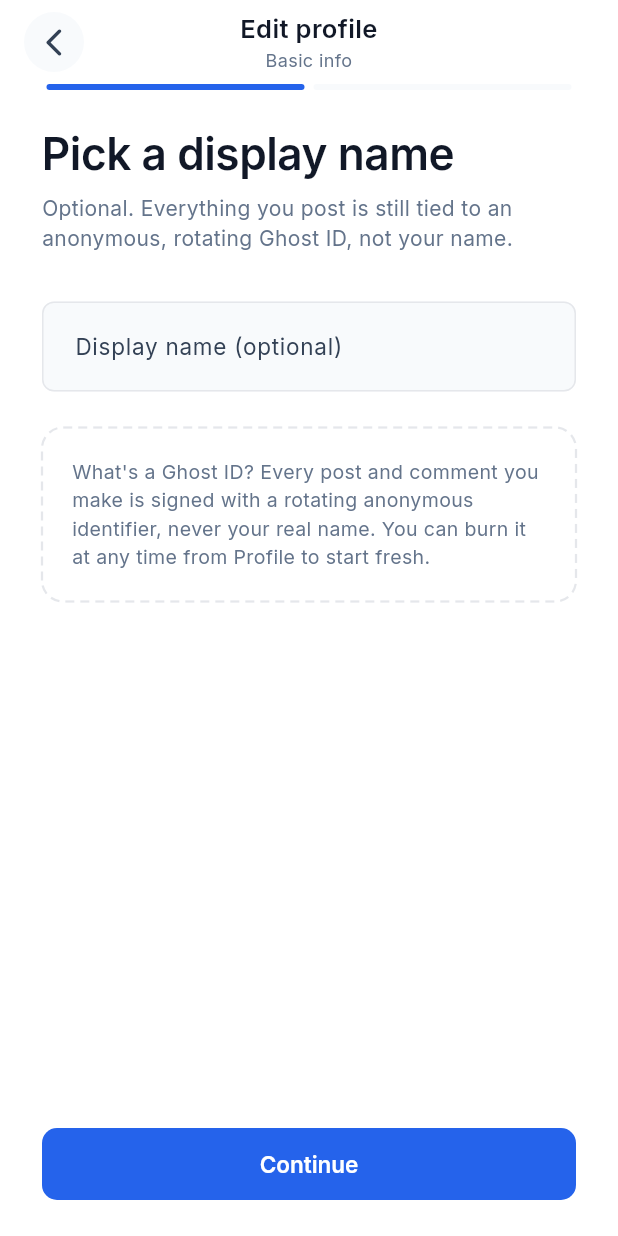
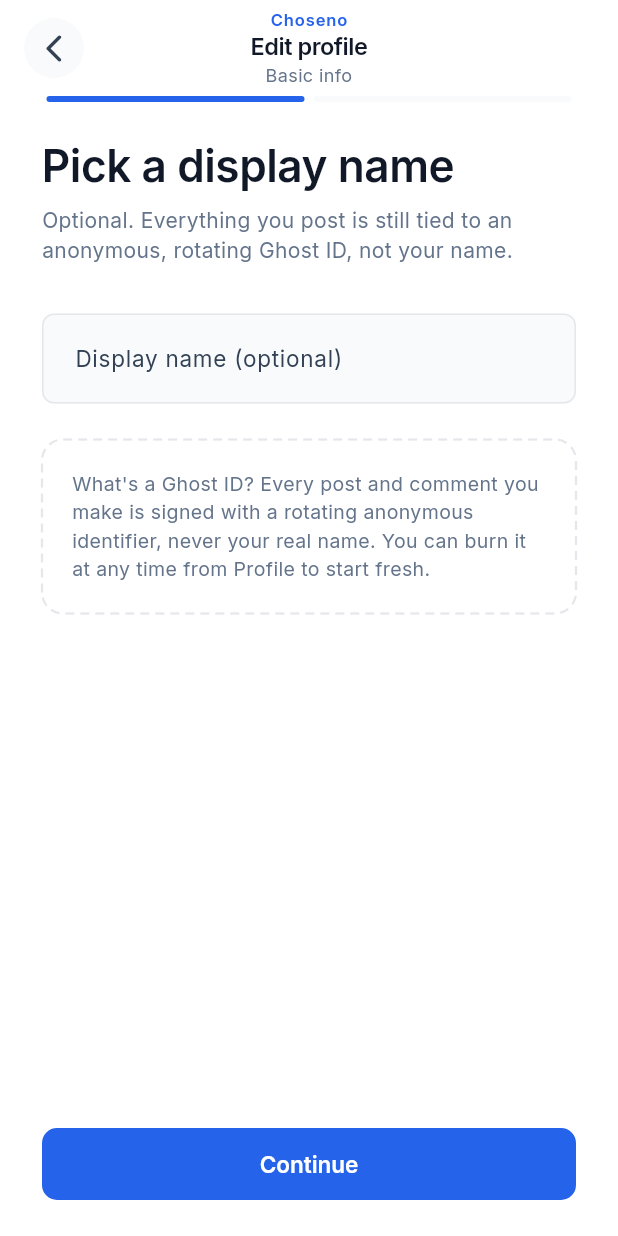
Before and after one commit to vmn2k4/srinath_choseno, a Flutter app: the EditProfileScreen screen opened by its route, on a phone screen of 412 x 824 dp. Run offline on Flutter 3.47's test engine with Material 3 defaults, Android fonts, the phone set to English and light mode, and no system bars; our stand-ins replace app_links, flutter_dotenv, flutter_map, flutter_riverpod, flutter_secure_storage, geolocator and 6 more; accounts and stored records are empty; network calls fail; project files that could hold a hidden picture were left out.

Commit message:
Mobile: brand 'Choseno' wordmark above the screen name on every app bar
Co-Authored-By: Claude Sonnet 5.5 <noreply@anthropic.com>

```diff
--- /dev/null
+++ b/mobile/lib/presentation/common/widgets/brand_title.dart
@@ -0,0 +1,61 @@
+// The app-bar title block: a small "Choseno" wordmark on top, then the screen
+// name (and an optional muted subtitle). Used by both ScreenHeader (tab
+// screens) and DetailAppBar (pushed screens) so the brand always precedes
+// the screen name.
+import 'package:flutter/material.dart';
+
+import '../../../core/theme/app_theme.dart';
+import '../../../core/theme/theme_config.dart';
+
+class BrandTitle extends StatelessWidget {
+  const BrandTitle({
+    super.key,
+    required this.title,
+    this.subtitle,
+    this.titleSize = 17,
+  });
+
+  final String title;
+  final String? subtitle;
+  final double titleSize;
+
+  @override
+  Widget build(BuildContext context) {
+    final palette = ChosenoTheme.of(context);
+    return Column(
+      mainAxisSize: MainAxisSize.min,
+      children: [
+        Text(
+          'Choseno',
+          maxLines: 1,
+          style: ChosenoTypography.body(
+            color: palette.primary,
+            fontWeight: FontWeight.w600,
+            fontSize: 11,
+          ).copyWith(letterSpacing: 0.6),
+        ),
+        Text(
+          title,
+          maxLines: 1,
+          overflow: TextOverflow.ellipsis,
+          textAlign: TextAlign.center,
+          style: ChosenoTypography.display(
+            color: palette.textMain,
+            fontSize: titleSize,
+          ),
+        ),
+        if (subtitle != null)
+          Text(
+            subtitle!,
+            maxLines: 1,
+            overflow: TextOverflow.ellipsis,
+            textAlign: TextAlign.center,
+            style: ChosenoTypography.body(
+              color: palette.textMuted,
+              fontSize: 12,
+            ),
+          ),
+      ],
+    );
+  }
+}
--- a/mobile/lib/presentation/common/widgets/detail_app_bar.dart
+++ b/mobile/lib/presentation/common/widgets/detail_app_bar.dart
@@ -13,11 +13,11 @@ import 'package:flutter/material.dart';
 import 'package:go_router/go_router.dart';
 
 import '../../../core/router/app_router.dart';
-import '../../../core/theme/app_theme.dart';
 import '../../../core/theme/theme_config.dart';
+import 'brand_title.dart';
 import 'screen_header.dart';
 
-const double _kBarHeight = 56;
+const double _kBarHeight = 64;
 
 class DetailAppBar extends StatelessWidget implements PreferredSizeWidget {
   const DetailAppBar({
@@ -51,7 +51,6 @@ class DetailAppBar extends StatelessWidget implements PreferredSizeWidget {
 
   @override
   Widget build(BuildContext context) {
-    final palette = ChosenoTheme.of(context);
     // Same inset on both sides keeps the title optically centred whether
     // there are zero, one or two trailing actions.
     final slots = actions.isEmpty ? 1 : actions.length;
@@ -66,37 +65,10 @@ class DetailAppBar extends StatelessWidget implements PreferredSizeWidget {
           child: Stack(
             alignment: Alignment.center,
             children: [
-              if (title != null)
-                Padding(
-                  padding: EdgeInsets.symmetric(horizontal: sideInset),
-                  child: Column(
-                    mainAxisSize: MainAxisSize.min,
-                    children: [
-                      Text(
-                        title!,
-                        maxLines: 1,
-                        overflow: TextOverflow.ellipsis,
-                        textAlign: TextAlign.center,
-                        style: ChosenoTypography.body(
-                          color: palette.textMain,
-                          fontWeight: FontWeight.w800,
-                          fontSize: 17,
-                        ),
-                      ),
-                      if (subtitle != null)
-                        Text(
-                          subtitle!,
-                          maxLines: 1,
-                          overflow: TextOverflow.ellipsis,
-                          textAlign: TextAlign.center,
-                          style: ChosenoTypography.body(
-                            color: palette.textMuted,
-                            fontSize: 12,
-                          ),
-                        ),
-                    ],
-                  ),
-                ),
+              Padding(
+                padding: EdgeInsets.symmetric(horizontal: sideInset),
+                child: BrandTitle(title: title ?? '', subtitle: subtitle),
+              ),
               Row(
                 children: [
                   HeaderIconButton(
--- a/mobile/lib/presentation/common/widgets/screen_header.dart
+++ b/mobile/lib/presentation/common/widgets/screen_header.dart
@@ -31,6 +31,7 @@ import '../../../core/utils/haptics.dart';
 import '../../../core/widgets/app_avatar.dart';
 import '../../../core/widgets/pressable.dart';
 import '../../features/profile/providers/profile_providers.dart';
+import 'brand_title.dart';
 
 /// Diameter shared by every circular control in the header, so the avatar,
 /// search and action buttons line up as one row.
@@ -56,7 +57,6 @@ class ScreenHeader extends ConsumerWidget implements PreferredSizeWidget {
 
   @override
   Widget build(BuildContext context, WidgetRef ref) {
-    final palette = ChosenoTheme.of(context);
     final avatarUrl = ref.watch(ownProfileProvider).value?.politicianAvatarUrl;
 
     // Room for two controls (2 × 40 + 8 gap) on each side of the title, so
@@ -74,16 +74,7 @@ class ScreenHeader extends ConsumerWidget implements PreferredSizeWidget {
               padding: const EdgeInsets.symmetric(
                 horizontal: titleInset + ChosenoSpacing.sm,
               ),
-              child: Text(
-                title,
-                maxLines: 1,
-                overflow: TextOverflow.ellipsis,
-                textAlign: TextAlign.center,
-                style: ChosenoTypography.display(
-                  color: palette.textMain,
-                  fontSize: 21,
-                ),
-              ),
+              child: BrandTitle(title: title, titleSize: 21),
             ),
             Row(
               children: [
```
